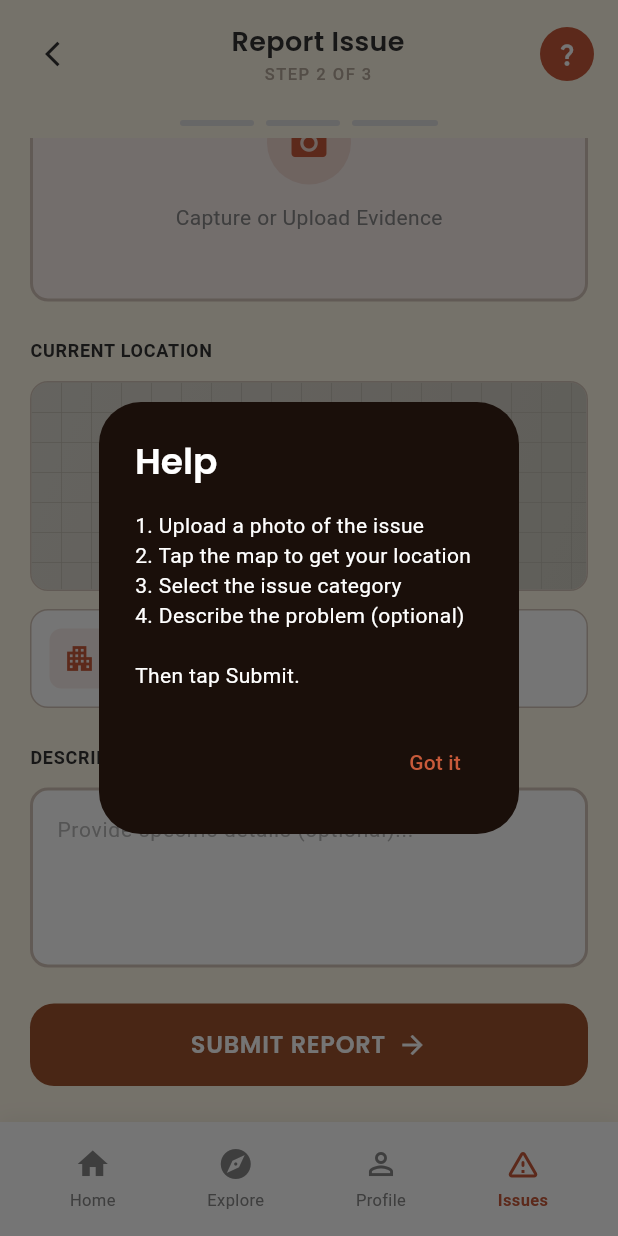
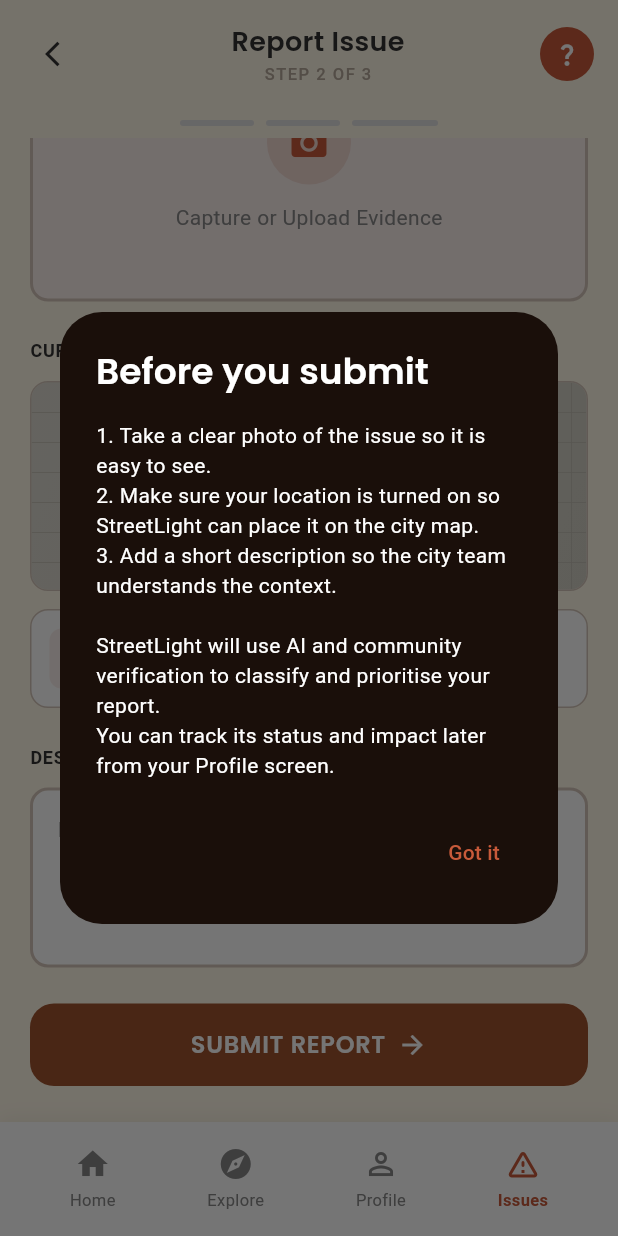
Before and after one commit to MQ-06/STREETLIGHT-PK, a Flutter app: the ReportIssueScreen screen opened by its route, scrolled down 87 dp, after a tap on the "question mark" icon, on a phone screen of 412 x 824 dp. Run offline on Flutter 3.47's test engine with Material 3 defaults, Android fonts, the phone set to English and light mode, and no system bars; our stand-ins replace cached_network_image, flutter_map, geocoding, geolocator, google_fonts, image_picker and 3 more; accounts and stored records are empty; network calls fail.

Commit message:
feat(app): refine home search, status colours and report-help UX

```diff
--- a/frontend/lib/screens/report_issue_screen.dart
+++ b/frontend/lib/screens/report_issue_screen.dart
@@ -443,36 +443,48 @@
             width: 36,
             height: 36,
             decoration: BoxDecoration(
-                color: ReportIssueColors.primaryOrange, shape: BoxShape.circle),
+              color: ReportIssueColors.primaryOrange,
+              shape: BoxShape.circle,
+            ),
             child: IconButton(
               padding: EdgeInsets.zero,
               onPressed: () {
                 showDialog(
                   context: context,
                   builder: (context) => AlertDialog(
-                    title: Text('Help',
-                        style: GoogleFonts.poppins(fontWeight: FontWeight.w600)),
+                    title: Text(
+                      'Before you submit',
+                      style: GoogleFonts.poppins(
+                        fontWeight: FontWeight.w600,
+                      ),
+                    ),
                     content: Text(
-                      '1. Upload a photo of the issue\n'
-                      '2. Tap the map to get your location\n'
-                      '3. Select the issue category\n'
-                      '4. Describe the problem (optional)\n\n'
-                      'Then tap Submit.',
+                      '1. Take a clear photo of the issue so it is easy to see.\n'
+                      '2. Make sure your location is turned on so StreetLight can place it on the city map.\n'
+                      '3. Add a short description so the city team understands the context.\n\n'
+                      'StreetLight will use AI and community verification to classify and prioritise your report.\n'
+                      'You can track its status and impact later from your Profile screen.',
                       style: GoogleFonts.roboto(),
                     ),
                     actions: [
                       TextButton(
                         onPressed: () => Navigator.pop(context),
-                        child: Text('Got it',
-                            style: TextStyle(
-                                color: ReportIssueColors.primaryOrange)),
+                        child: Text(
+                          'Got it',
+                          style: TextStyle(
+                            color: ReportIssueColors.primaryOrange,
+                          ),
+                        ),
                       ),
                     ],
                   ),
                 );
               },
-              icon: const Icon(Icons.question_mark,
-                  color: Colors.white, size: 18),
+              icon: const Icon(
+                Icons.question_mark,
+                color: Colors.white,
+                size: 18,
+              ),
             ),
           ),
         ],
```
Also changed, not shown: frontend/lib/screens/home_screen.dart (+39 -22 lines).
